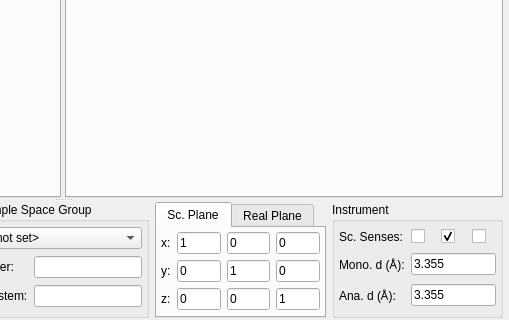
Before: the Qt Designer form ui/taz.ui in tweber-ill/frm_mirror-takin1, drawn with Qt 5; both pictures show x 383 to 892 and y 274 to 594 of the 892 by 594 pixel window.
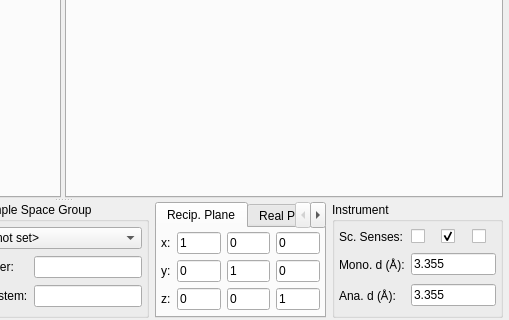
After: the same form once the commit is applied.

Patch:
```diff
--- a/ui/taz.ui
+++ b/ui/taz.ui
@@ -542,7 +542,7 @@
           </property>
           <widget class="QWidget" name="tabScatteringPlane">
            <attribute name="title">
-            <string>Sc. Plane</string>
+            <string>Recip. Plane</string>
            </attribute>
            <layout class="QGridLayout" name="gridLayout_2">
             <property name="margin">
```
